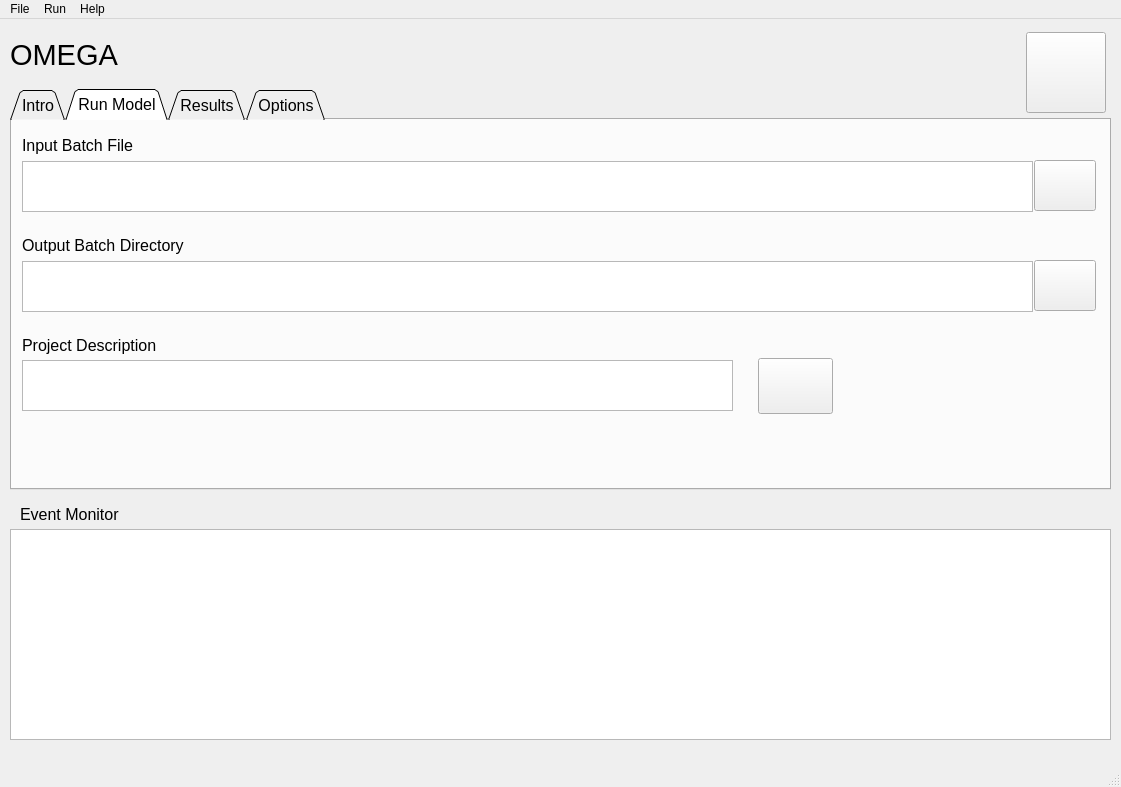
This is omega_gui/elements/omega_gui_qt.ui in USEPA/EPA_OMEGA_Model as Qt 5 draws it before an edit. The edited form follows.
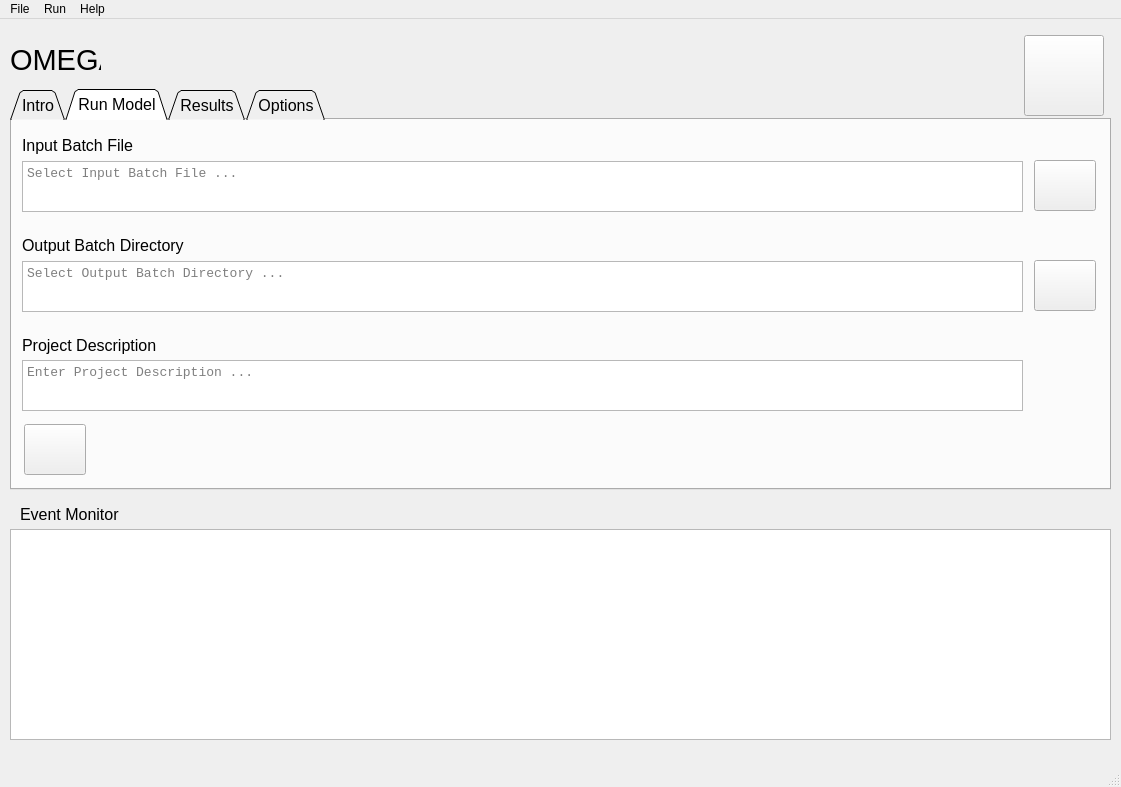
This is the edited form.

```diff
--- a/omega_gui/elements/omega_gui_qt.ui
+++ b/omega_gui/elements/omega_gui_qt.ui
@@ -151,7 +151,7 @@
        <rect>
         <x>10</x>
         <y>41</y>
-        <width>1011</width>
+        <width>1001</width>
         <height>51</height>
        </rect>
       </property>
@@ -172,6 +172,9 @@
       <property name="toolTip">
        <string>Input Batch File</string>
       </property>
+      <property name="placeholderText">
+       <string>Select Input Batch File ...</string>
+      </property>
      </widget>
      <widget class="QLabel" name="output_batch_directory_1_label">
       <property name="geometry">
@@ -199,7 +202,7 @@
        <rect>
         <x>10</x>
         <y>141</y>
-        <width>1011</width>
+        <width>1001</width>
         <height>51</height>
        </rect>
       </property>
@@ -214,6 +217,9 @@
       <property name="toolTip">
        <string>Output Batch Directory</string>
       </property>
+      <property name="placeholderText">
+       <string>Select Output Batch Directory ...</string>
+      </property>
      </widget>
      <widget class="QPushButton" name="select_output_batch_directory_button">
       <property name="geometry">
@@ -283,7 +289,7 @@
        <rect>
         <x>10</x>
         <y>240</y>
-        <width>711</width>
+        <width>1001</width>
         <height>51</height>
        </rect>
       </property>
@@ -298,6 +304,9 @@
       <property name="toolTip">
        <string>Project Description is user free formatted text providing a description of the project and any other useful information</string>
       </property>
+      <property name="placeholderText">
+       <string>Enter Project Description ...</string>
+      </property>
      </widget>
      <widget class="QLabel" name="project_description_1_label">
       <property name="geometry">
@@ -323,10 +332,10 @@
      <widget class="QPushButton" name="run_model_button">
       <property name="geometry">
        <rect>
-        <x>746</x>
-        <y>238</y>
-        <width>75</width>
-        <height>56</height>
+        <x>12</x>
+        <y>304</y>
+        <width>62</width>
+        <height>51</height>
        </rect>
       </property>
       <property name="toolTip">
@@ -342,9 +351,9 @@
      <widget class="QLabel" name="model_status_label">
       <property name="geometry">
        <rect>
-        <x>870</x>
-        <y>230</y>
-        <width>211</width>
+        <x>90</x>
+        <y>295</y>
+        <width>181</width>
         <height>71</height>
        </rect>
       </property>
@@ -352,6 +361,8 @@
        <font>
         <family>Consolas</family>
         <pointsize>10</pointsize>
+        <weight>50</weight>
+        <bold>false</bold>
        </font>
       </property>
       <property name="toolTip">
@@ -585,8 +596,8 @@
     <property name="geometry">
      <rect>
       <x>10</x>
-      <y>10</y>
-      <width>631</width>
+      <y>15</y>
+      <width>91</width>
       <height>51</height>
      </rect>
     </property>
@@ -662,8 +673,8 @@
     <widget class="QPushButton" name="epa_button">
      <property name="geometry">
       <rect>
-       <x>1027</x>
-       <y>4</y>
+       <x>1025</x>
+       <y>7</y>
        <width>80</width>
        <height>81</height>
       </rect>
```
Left out of the diff: 19 changed lines with no effect on the pictures.
